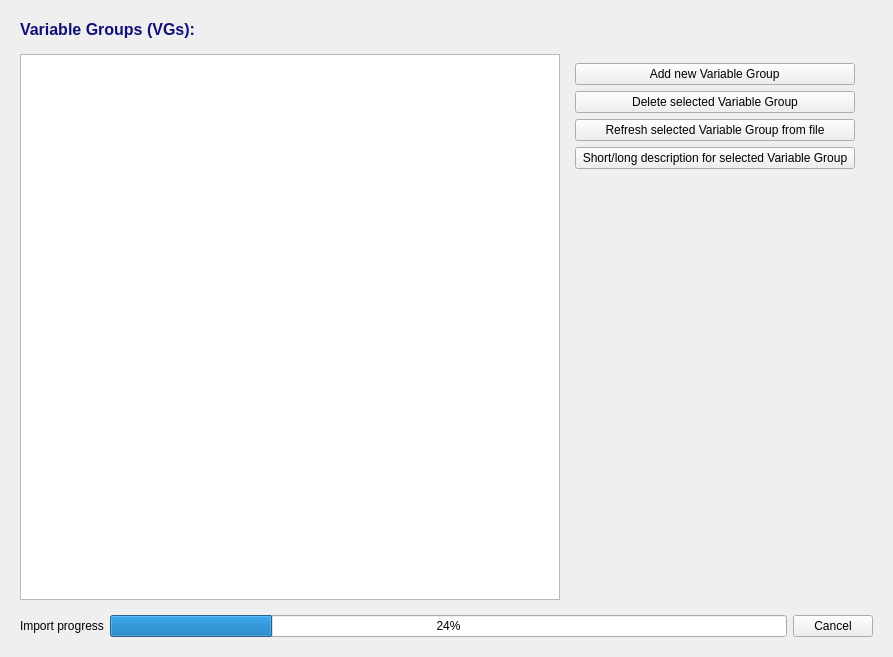
Old version of the form NewGeneUI/NewGene/Widgets/ManageInput/VGs/newgenemanagevgs.ui in the repository daniel347x/newgene.
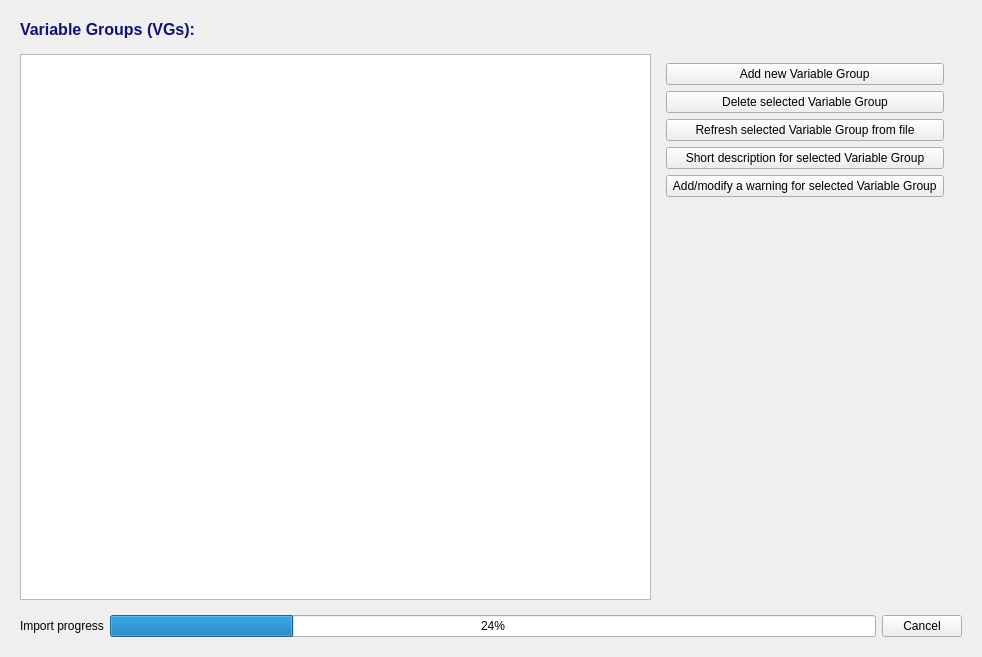
New version of the form.

Commit message: Implement a final set of tasks requested by Paul.  Separate out the 'VG warning' into its own settings dialog.  Place the currently-active VG's warning text in the bottom of the blue spinner widget box.  Format this with coloration and as rich text.  Make it clickable in case the text is too long to fit in the box, with modified formatting for the popup dialog.  Change the splash screen to remove the loading of the HTML from Google Docs, which is broken - and Paul doesn't care about setting up a server, so just add a clickable link on the splash screen that says 'Why NewGene?'.

```diff
--- a/NewGeneUI/NewGene/Widgets/ManageInput/VGs/newgenemanagevgs.ui
+++ b/NewGeneUI/NewGene/Widgets/ManageInput/VGs/newgenemanagevgs.ui
@@ -6,7 +6,7 @@
    <rect>
     <x>0</x>
     <y>0</y>
-    <width>893</width>
+    <width>982</width>
     <height>657</height>
    </rect>
   </property>
@@ -103,7 +103,14 @@
             <item>
              <widget class="QPushButton" name="pushButton_set_descriptions_for_vg">
               <property name="text">
-               <string> Short/long description for selected Variable Group </string>
+               <string> Short description for selected Variable Group </string>
+              </property>
+             </widget>
+            </item>
+            <item>
+             <widget class="QPushButton" name="pushButton_set_warning_for_vg">
+              <property name="text">
+               <string> Add/modify a warning for selected Variable Group </string>
               </property>
              </widget>
             </item>
```
Left out of the diff: 2 changed lines with no effect on the pictures. The commit also changes 18 other files.
